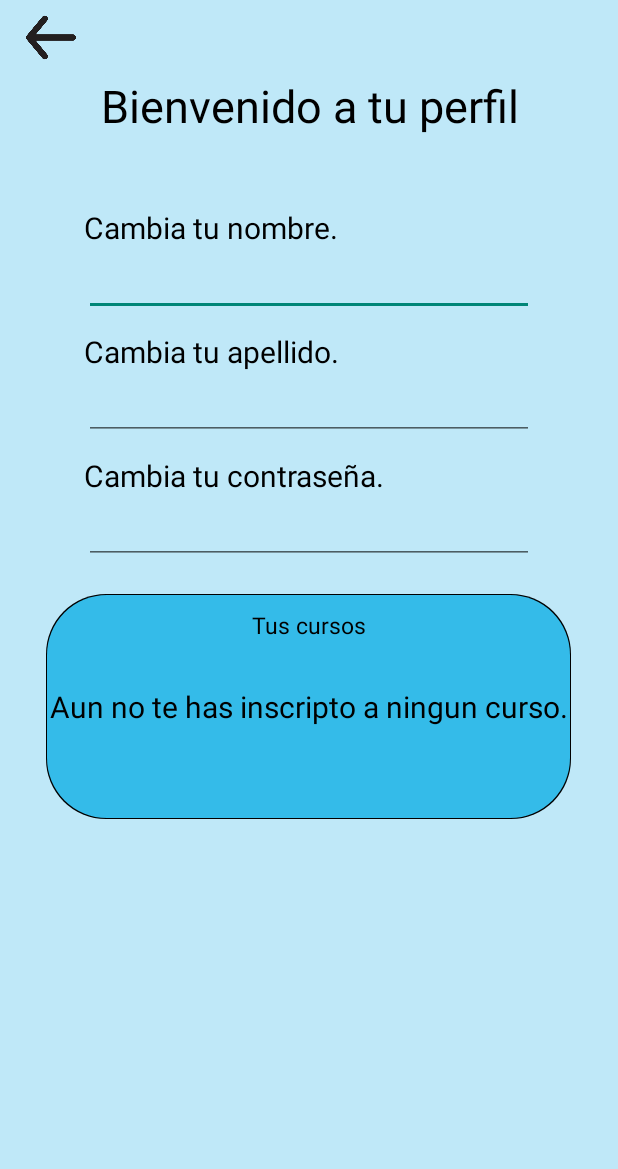
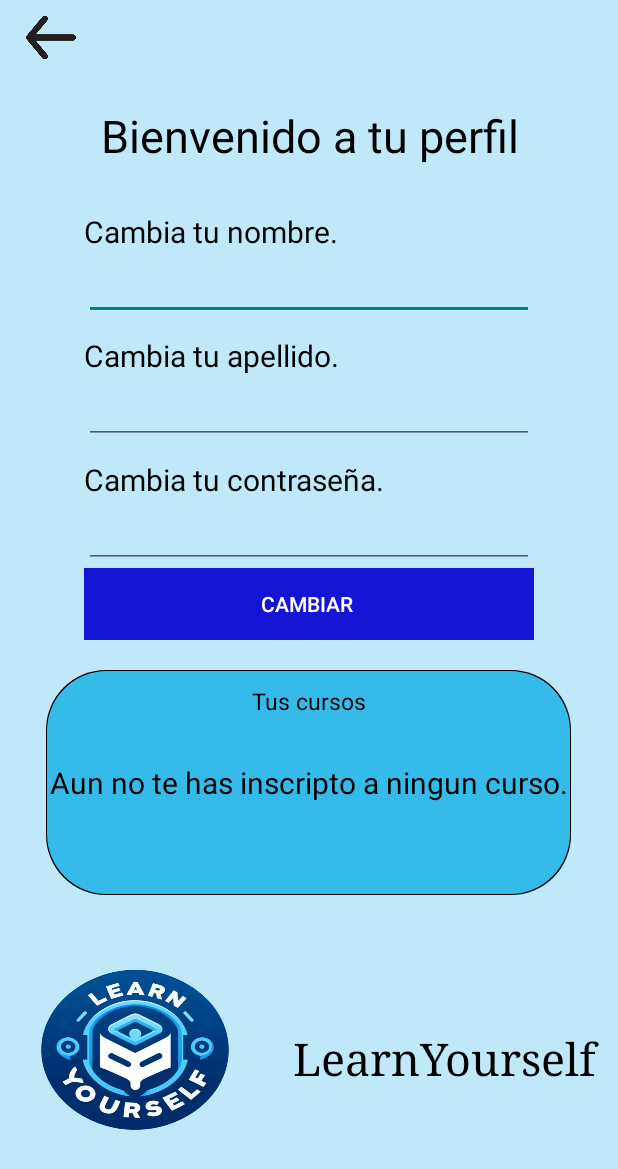
Before and after one commit to francocaputo123/final-2-am-acn4a-caputo-cardozo, an Android app: the Profile screen opened directly, with no data from a screen before it, on a phone screen of 412 x 824 dp. Shown: the top 1169 px of the screen. Run offline under Robolectric (Android 15) with nearby library versions, the phone set to English and light mode, and no system bars.

Commit message:
Finished the activity profile and methods logic.

```diff
--- a/app/src/main/java/com/example/learnyourself/MainActivity.java
+++ b/app/src/main/java/com/example/learnyourself/MainActivity.java
@@ -65,7 +65,7 @@ public class MainActivity extends AppCompatActivity {
             if (userText.getText().toString().equals(edit1) && userPassword.getText().toString().equals(edit2)) {
                 // Acceso permitido, inicia la actividad
                 Intent in = new Intent(this, Course.class);
-                in.putExtra("name", content[0]);
+                in.putExtra("name", content[2]);
                 startActivity(in);
             } else {
                 // Usuario o contraseña incorrectos, muestra un mensaje de error
--- a/app/src/main/java/com/example/learnyourself/Profile.java
+++ b/app/src/main/java/com/example/learnyourself/Profile.java
@@ -2,25 +2,82 @@ package com.example.learnyourself;
 
 import androidx.appcompat.app.AppCompatActivity;
 
+import android.content.Context;
 import android.os.Bundle;
 import android.view.View;
+import android.widget.EditText;
 import android.widget.TextView;
+import android.widget.Toast;
+
+import java.io.BufferedReader;
+import java.io.IOException;
+import java.io.InputStreamReader;
+import java.io.OutputStreamWriter;
 
 public class Profile extends AppCompatActivity {
 
-    private TextView name;
+    private EditText editName, editLastName, pEditPass;
+    private String pathName;
+    private TextView e;
     @Override
     protected void onCreate(Bundle savedInstanceState) {
         super.onCreate(savedInstanceState);
         setContentView(R.layout.activity_profile);
 
-        name = findViewById(R.id.userName);
-                String c = getIntent().getStringExtra("name");
-            name.setText(c);
+        editName = findViewById(R.id.editName);
+        editLastName = findViewById(R.id.editLastName);
+        pEditPass = findViewById(R.id.pEditPass);
+
+        pathName = getIntent().getStringExtra("name");
     }
 
     public void preView3(View v)
     {
         finish();
     }
-}
+
+    public void changeProfile(View v)
+    {
+        String en = editName.getText().toString();
+        String eln = editLastName.getText().toString();
+        String pep = pEditPass.getText().toString();
+        try {
+            if(en.isEmpty() || eln.isEmpty() || pep.isEmpty()){
+                Toast.makeText(this, "Alguno de los campos están vacios", Toast.LENGTH_SHORT).show();
+             } else {
+                //verifico si exite el usuario en los data files
+                if (getFileStreamPath(pathName).exists()) {
+                    InputStreamReader in = new InputStreamReader(openFileInput(pathName));
+                    BufferedReader br = new BufferedReader(in);
+
+                    //Lectura del archivo y almacenaje de cada linea dentro de un array.
+                    String content[] = new String[4];
+                    for (int i = 0; i < 3; i++) {
+                        String line = br.readLine();
+                        content[i] = line;
+                    }
+
+                    //reemplazo el nombre, el apellido y la contraseña.
+                    content[0] = en.trim();
+                    content[1] = eln.trim();
+                    content[3] = pep.trim();
+
+                    OutputStreamWriter ou = new OutputStreamWriter(openFileOutput(pathName, Context.MODE_PRIVATE));
+                    for (int i = 0; i < 4; i++) {
+                        //sobreescribo todos los archivos nuevos.
+                        ou.write(content[i] + "\n");
+                    }
+                    br.close();
+                    in.close();
+                    ou.close();
+                    editName.setText("");
+                    editLastName.setText("");
+                    pEditPass.setText("");
+                    Toast.makeText(this, "Se actualizaron los datos ", Toast.LENGTH_SHORT).show();
+                }
+             }
+        } catch(IOException e){
+            Toast.makeText(this, "No se pudieron actualizar sus datos", Toast.LENGTH_SHORT).show();
+        }
+    }
+    }
--- a/app/src/main/res/layout/activity_profile.xml
+++ b/app/src/main/res/layout/activity_profile.xml
@@ -20,7 +20,8 @@
     <LinearLayout
         android:layout_width="match_parent"
         android:layout_height="wrap_content"
-        android:orientation="vertical">
+        android:orientation="vertical"
+        android:layout_marginVertical="20dp">
 
         <TextView
             android:id="@+id/p_title"
@@ -32,16 +33,6 @@
             android:textColor="@color/black"
             android:textSize="30sp" />
 
-        <TextView
-            android:id="@+id/userName"
-            android:layout_width="match_parent"
-            android:layout_height="wrap_content"
-            android:layout_marginTop="10dp"
-            android:layout_weight="1"
-            android:text=""
-            android:textAlignment="center"
-            android:textColor="@color/black"
-            android:textSize="20sp" />
     </LinearLayout>
 
     <LinearLayout
@@ -96,6 +87,15 @@
             android:layout_height="wrap_content"
             android:ems="10"
             android:inputType="textPassword" />
+
+        <Button
+            android:id="@+id/button"
+            android:layout_width="match_parent"
+            android:layout_height="wrap_content"
+            android:background="@drawable/rectangular_button_background"
+            android:onClick="changeProfile"
+            android:text="@string/p_change"
+            android:textColor="@color/txtColor" />
     </LinearLayout>
 
     <LinearLayout
@@ -127,4 +127,33 @@
             android:textSize="20sp" />
     </LinearLayout>
 
+    <LinearLayout
+        android:layout_width="match_parent"
+        android:layout_height="match_parent"
+        android:gravity="bottom">
+
+        <ImageView
+            android:id="@+id/p_logo"
+            android:layout_width="150dp"
+            android:layout_height="150dp"
+            android:layout_gravity="center"
+            android:layout_marginBottom="10dp"
+            android:layout_weight="1"
+            android:background="@drawable/logo"
+            android:scaleType="fitCenter"/>
+
+        <TextView
+            android:id="@+id/textView3"
+            android:layout_width="wrap_content"
+            android:layout_height="match_parent"
+            android:layout_weight="1"
+            android:text="@string/app_name"
+            android:layout_marginBottom="10dp"
+            android:textSize="30sp"
+            android:textAlignment="center"
+            android:gravity="center"
+            android:textColor="@color/black"
+            android:fontFamily="serif"/>
+    </LinearLayout>
+
 </LinearLayout>
--- a/app/src/main/res/values/strings.xml
+++ b/app/src/main/res/values/strings.xml
@@ -31,4 +31,5 @@
     <string name="p_password">Cambia tu contraseña.</string>
     <string name="p_courses">Tus cursos</string>
     <string name="disponible">Aun no te has inscripto a ningun curso.</string>
+    <string name="p_change">"Cambiar "</string>
 </resources>
```
